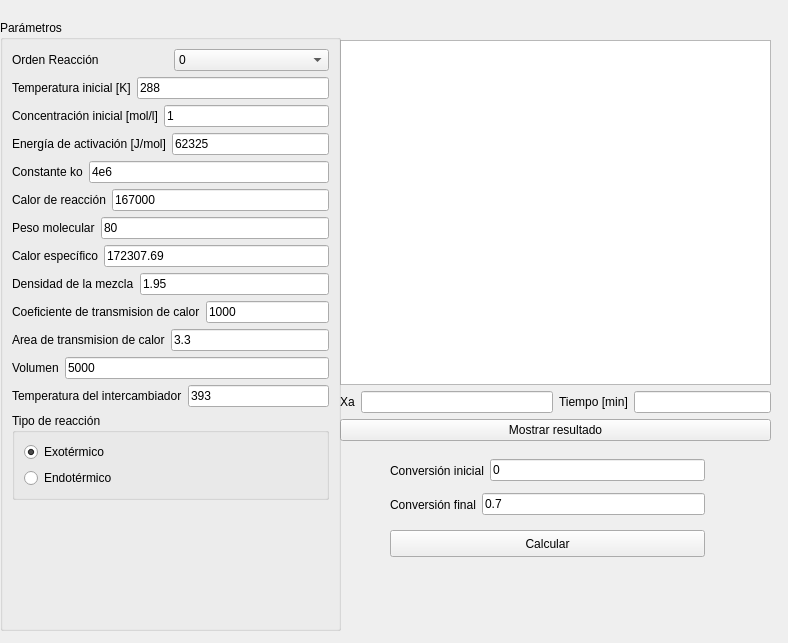
This is ventanas/reac_no_iso_no_adi.ui in elCaxper/calculo-de-reactores as Qt 5 draws it before an edit. The edited form follows.
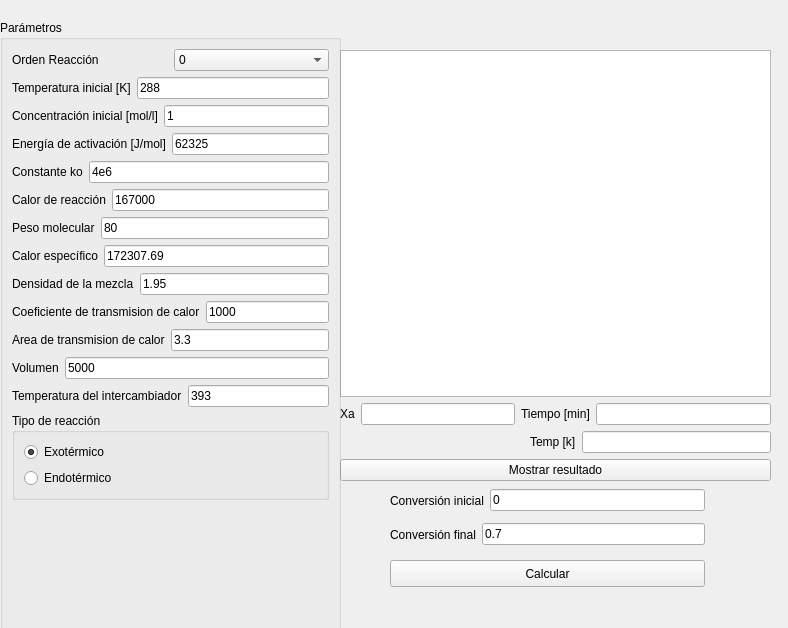
This is the edited form. Custom widgets are drawn as their Qt base class.

Commit message: Permite buscar tiempo y temperatura usando una concentracion

```diff
--- a/ventanas/reac_no_iso_no_adi.ui
+++ b/ventanas/reac_no_iso_no_adi.ui
@@ -7,7 +7,7 @@
     <x>0</x>
     <y>0</y>
     <width>788</width>
-    <height>643</height>
+    <height>628</height>
    </rect>
   </property>
   <property name="windowTitle">
@@ -17,9 +17,9 @@
    <property name="geometry">
     <rect>
      <x>340</x>
-     <y>40</y>
+     <y>50</y>
      <width>431</width>
-     <height>401</height>
+     <height>431</height>
     </rect>
    </property>
    <layout class="QVBoxLayout" name="verticalLayout_2">
@@ -42,17 +42,51 @@
         </item>
        </layout>
       </item>
+      <item>
+       <widget class="QLabel" name="lb_cao_2">
+        <property name="text">
+         <string>Tiempo [min]</string>
+        </property>
+       </widget>
+      </item>
       <item>
        <layout class="QHBoxLayout" name="horizontalLayout_3">
         <item>
-         <widget class="QLabel" name="lb_cao_2">
-          <property name="text">
-           <string>Tiempo [min]</string>
-          </property>
-         </widget>
+         <widget class="QLineEdit" name="le_time"/>
         </item>
+       </layout>
+      </item>
+     </layout>
+    </item>
+    <item>
+     <layout class="QHBoxLayout" name="horizontalLayout_17">
+      <item>
+       <layout class="QHBoxLayout" name="horizontalLayout_18"/>
+      </item>
+      <item>
+       <spacer name="horizontalSpacer">
+        <property name="orientation">
+         <enum>Qt::Horizontal</enum>
+        </property>
+        <property name="sizeHint" stdset="0">
+         <size>
+          <width>40</width>
+          <height>20</height>
+         </size>
+        </property>
+       </spacer>
+      </item>
+      <item>
+       <widget class="QLabel" name="lb_cao_16">
+        <property name="text">
+         <string>Temp [k]</string>
+        </property>
+       </widget>
+      </item>
+      <item>
+       <layout class="QHBoxLayout" name="horizontalLayout_19">
         <item>
-         <widget class="QLineEdit" name="lineEdit_2"/>
+         <widget class="QLineEdit" name="le_temp_b"/>
         </item>
        </layout>
       </item>
@@ -371,7 +405,7 @@
    <property name="geometry">
     <rect>
      <x>390</x>
-     <y>490</y>
+     <y>520</y>
      <width>315</width>
      <height>29</height>
     </rect>
@@ -397,7 +431,7 @@
    <property name="geometry">
     <rect>
      <x>390</x>
-     <y>456</y>
+     <y>486</y>
      <width>315</width>
      <height>29</height>
     </rect>
@@ -423,7 +457,7 @@
    <property name="geometry">
     <rect>
      <x>390</x>
-     <y>530</y>
+     <y>560</y>
      <width>315</width>
      <height>27</height>
     </rect>
```
Left out of the diff: 8 changed lines with no effect on the pictures. The commit also changes 8 other files.
